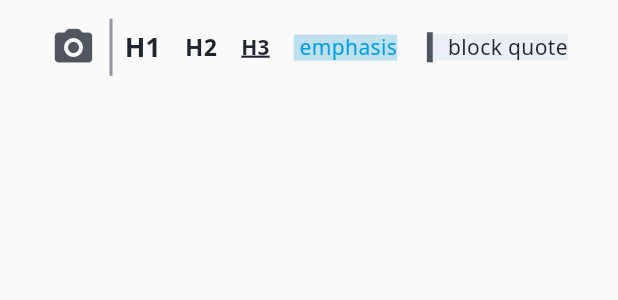
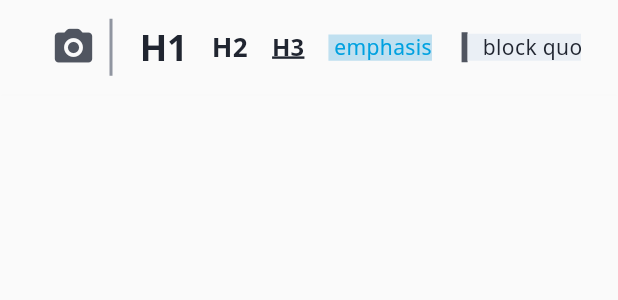
Before and after one commit to padong4284/padong-app, a Flutter app: the MarkdownSupporter widget shown alone on an empty page, opened directly, on a phone screen of 412 x 824 dp. Shown: the top 300 px of the screen. Run offline on Flutter 3.47's test engine with Material 2 defaults, Android fonts, the phone set to English and light mode, and no system bars; our stand-ins replace cloud_firestore, firebase_auth, flutter_markdown, get_it; missing offline and left inert: markdown; accounts and stored records are empty.

Commit message:
feat: markdown without syntax highlight

```diff
--- a/lib/ui/theme/app_theme.dart
+++ b/lib/ui/theme/app_theme.dart
@@ -48,9 +48,10 @@ TextStyle getTextStyle({
   Color color,
   Color backgroundColor,
   double fontSize,
-  bool isBold=false,
-  bool isUnderline=false,
-  bool isLineThrough=false,
+  bool isBold = false,
+  bool isItalic = false,
+  bool isUnderline = false,
+  bool isLineThrough = false,
 }) {
   assert(!isUnderline || !isLineThrough);
   return TextStyle(
@@ -64,5 +65,6 @@ TextStyle getTextStyle({
     decoration: isUnderline
         ? TextDecoration.underline
         : (isLineThrough ? TextDecoration.lineThrough : TextDecoration.none),
+    fontStyle: isItalic ? FontStyle.italic : FontStyle.normal,
   );
 }
--- /dev/null
+++ b/lib/ui/theme/markdown_theme.dart
@@ -0,0 +1,33 @@
+import 'package:flutter/material.dart';
+import 'package:padong/ui/theme/app_theme.dart';
+
+class MarkdownTheme {
+  static TextStyle p = getTextStyle();
+  static TextStyle a = getTextStyle(color: AppTheme.colors.primary);
+  static TextStyle h1 =
+      getTextStyle(fontSize: AppTheme.fontSizes.xlarge, isBold: true);
+  static TextStyle h2 =
+      getTextStyle(fontSize: AppTheme.fontSizes.large, isBold: true);
+  static TextStyle h3 = getTextStyle(
+      fontSize: AppTheme.fontSizes.mlarge, isBold: true, isUnderline: true);
+
+  static TextStyle strong = getTextStyle(
+      color: AppTheme.colors.primary,
+      backgroundColor: AppTheme.colors.semiPrimary);
+  static TextStyle em = getTextStyle(isItalic: true);
+
+  static TextStyle blockQuote =
+      getTextStyle(color: AppTheme.colors.fontPalette[1]);
+  static TextStyle codeBlock = TextStyle(
+      fontSize: AppTheme.fontSizes.regular,
+      fontFamily: "monospace",
+      color: AppTheme.colors.fontPalette[4],
+      backgroundColor: Color(0xFF202326));
+
+  static Decoration horizontalRule = BoxDecoration(
+      border: Border(
+          top: BorderSide(
+    color: AppTheme.colors.semiSupport,
+    width: 1.5,
+  )));
+}
--- a/lib/ui/widgets/inputs/markdown_supporter.dart
+++ b/lib/ui/widgets/inputs/markdown_supporter.dart
@@ -1,6 +1,7 @@
 import 'package:flutter/material.dart';
 import 'package:padong/ui/shared/types.dart';
 import 'package:padong/ui/theme/app_theme.dart';
+import 'package:padong/ui/theme/markdown_theme.dart';
 import 'package:padong/ui/widgets/bars/floating_bottom_bar.dart';
 import 'package:padong/ui/widgets/buttons/transp_button.dart';
 
@@ -21,7 +22,8 @@ class MarkdownSupporter extends StatelessWidget {
         Container(width: 2, color: AppTheme.colors.semiSupport),
         Expanded(
             child: ListView(
-                scrollDirection: Axis.horizontal, children: this.supporters()))
+                scrollDirection: Axis.horizontal,
+                children: [SizedBox(width: 10), ...this.supporters()]))
       ]),
     ));
   }
@@ -38,30 +40,18 @@ class MarkdownSupporter extends StatelessWidget {
 
   List<Widget> supporters() {
     Map<Function, Widget> buttons = {
-      () => this.applyH(1): Text('H1',
-          style:
-              getTextStyle(fontSize: AppTheme.fontSizes.large, isBold: true)),
-      () => this.applyH(2): Text('H2',
-          style:
-              getTextStyle(fontSize: AppTheme.fontSizes.mlarge, isBold: true)),
-      () => this.applyH(3):
-          Text('H3', style: getTextStyle(isBold: true, isUnderline: true)),
-      this.emphasis: Text(' emphasis ',
-          style: getTextStyle(
-              color: AppTheme.colors.primary,
-              backgroundColor: AppTheme.colors.semiPrimary)),
+      () => this.applyH(1): Text('H1', style: MarkdownTheme.h1),
+      () => this.applyH(2): Text('H2', style: MarkdownTheme.h2),
+      () => this.applyH(3): Text('H3', style: MarkdownTheme.h3),
+      this.emphasis: Text(' emphasis ', style: MarkdownTheme.strong),
       this.blockQuote: Row(children: [
         Container(width: 4, height: 20, color: AppTheme.colors.support),
         Container(
             padding: const EdgeInsets.only(left: 10),
             color: AppTheme.colors.lightSupport,
-            child: Text('block quote', style: getTextStyle()))
+            child: Text('block quote', style: MarkdownTheme.blockQuote))
       ]),
-      this.codeBlock: Container(
-          color: AppTheme.colors.support,
-          padding: const EdgeInsets.symmetric(horizontal: 5),
-          child: Text('code block',
-              style: getTextStyle(color: AppTheme.colors.base)))
+      this.codeBlock: Text(' code block ', style: MarkdownTheme.codeBlock)
     };
     return buttons
         .map((func, widget) => MapEntry(
```
Also changed, not shown: lib/ui/widgets/paddong_markdown.dart (+38 -9 lines), 1 other file.
